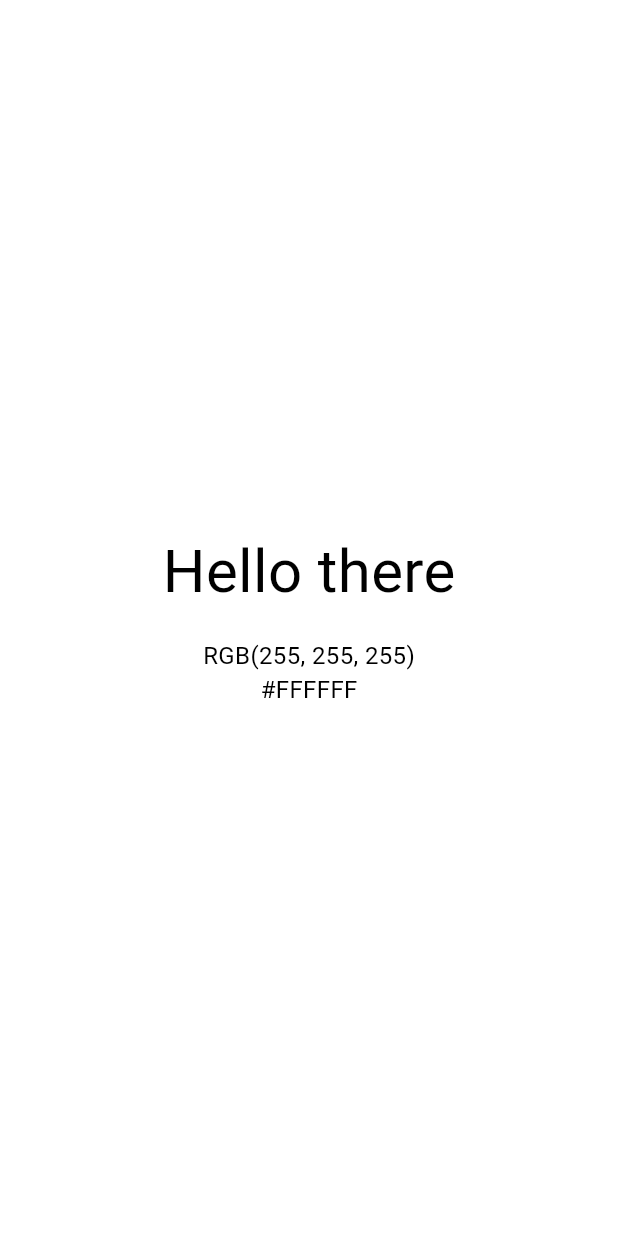
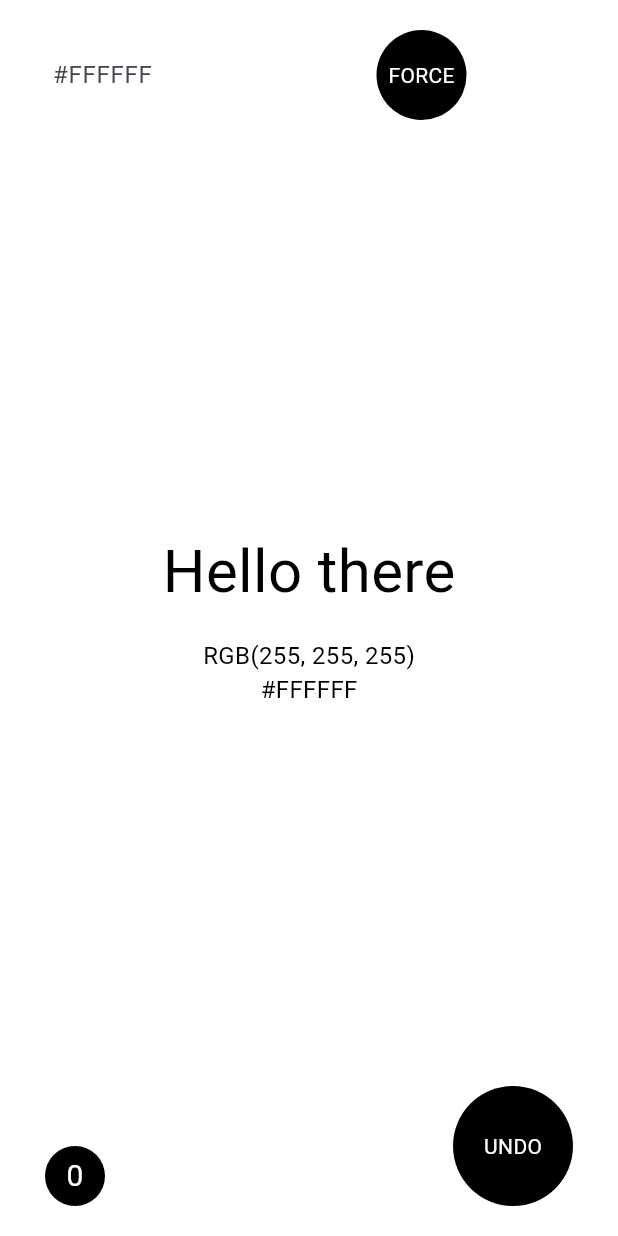
Before and after one commit to axvalesh/test_solid_software, a Flutter app: the screen it shows after launch, on a phone screen of 412 x 824 dp. Run offline on Flutter 3.47's test engine with Material 3 defaults, Android fonts, the light colour scheme and no system bars; our stand-ins replace equatable, flutter_bloc, shared_preferences.

Commit message:
Refactored to Cubit, improved architecture, and added new features

```diff
--- a/lib/app.dart
+++ b/lib/app.dart
@@ -1,16 +1,27 @@
 import 'package:flutter/material.dart';
+import 'package:flutter_bloc/flutter_bloc.dart';
+import 'package:test_solid_software/core/storage/app_preferences.dart';
+import 'package:test_solid_software/features/color_changer/domain/services/color_generator.dart';
 import 'package:test_solid_software/features/color_changer/presentation/color_screen.dart';
+import 'package:test_solid_software/features/color_changer/presentation/cubit/color_cubit.dart';
 
 /// entry point
 class App extends StatelessWidget {
+  final AppPreferences prefs;
+
   /// entry point
-  const App({super.key});
+  App({super.key, required this.prefs});
+
+  final ColorGenerator colorGenerator = ColorGenerator();
   @override
   Widget build(BuildContext context) {
-    return const MaterialApp(
+    return MaterialApp(
       title: 'Flutter Test Task',
       debugShowCheckedModeBanner: false,
-      home: ColorScreen(),
+      home: BlocProvider(
+        create: (_) => ColorCubit(prefs, colorGenerator)..init(),
+        child: ColorScreen(),
+      ),
     );
   }
 }
--- /dev/null
+++ b/lib/core/storage/app_preferences.dart
@@ -0,0 +1,15 @@
+import 'package:shared_preferences/shared_preferences.dart';
+
+class AppPreferences {
+  final SharedPreferences _prefs;
+
+  static const String _lastColor = "last_color";
+
+  AppPreferences(this._prefs);
+
+  Future<void> saveLastColor(int newColor) async {
+    await _prefs.setInt(_lastColor, newColor);
+  }
+
+  Future<int?> getLastColor() async => _prefs.getInt(_lastColor);
+}
--- /dev/null
+++ b/lib/core/widgets/app_button.dart
@@ -0,0 +1,46 @@
+import 'package:flutter/material.dart';
+
+class AppButton extends StatelessWidget {
+  final VoidCallback callback;
+  final Color backgroundColor;
+  final Color textColor;
+  final Size size;
+  final String text;
+
+  const AppButton({
+    required this.callback,
+    required this.backgroundColor,
+    required this.textColor,
+    required this.size,
+    required this.text,
+    super.key,
+  });
+
+  @override
+  Widget build(BuildContext context) {
+    return Material(
+      color: backgroundColor,
+      shape: const CircleBorder(),
+      child: InkWell(
+        customBorder: const CircleBorder(),
+        onTap: callback,
+        child: Container(
+          height: size.height,
+          width: size.width,
+          alignment: Alignment.center,
+          child: Text(
+            text,
+            style: TextStyle(color: textColor),
+          ),
+        ),
+      ),
+    );
+  }
+}
+
+class Size {
+  final double width;
+  final double height;
+
+  Size(this.width, this.height);
+}
--- /dev/null
+++ b/lib/features/color_changer/domain/services/color_formatter.dart
@@ -0,0 +1,44 @@
+import 'dart:ui';
+
+final class ColorFormatter {
+  static const int _maxValue = 255;
+  static const int _hexBase = 16;
+  static const int _hexLength = 2;
+
+  static int _to255(double value) {
+    return (value * _maxValue).round();
+  }
+
+  /// text representation color as rgb
+  static String formatRgbToText(Color color) {
+    final r = _to255(color.r);
+    final g = _to255(color.g);
+    final b = _to255(color.b);
+
+    return 'RGB($r, $g, $b)';
+  }
+
+  /// text representation color as hex
+  static String formatHexToText(Color color) {
+    final r = _to255(color.r);
+    final g = _to255(color.g);
+    final b = _to255(color.b);
+
+    return '#'
+        '${r.toRadixString(_hexBase).padLeft(_hexLength, '0').toUpperCase()}'
+        '${g.toRadixString(_hexBase).padLeft(_hexLength, '0').toUpperCase()}'
+        '${b.toRadixString(_hexBase).padLeft(_hexLength, '0').toUpperCase()}';
+  }
+
+  static Color? formatHexFromText(String hex) {
+    int hexSuitableLength = 6;
+    final cleanedHex = hex.replaceAll('#', '').trim();
+
+    if (cleanedHex.length != hexSuitableLength) return null;
+
+    final colorInt = int.tryParse('FF$cleanedHex', radix: 16);
+    if (colorInt == null) return null;
+
+    return Color(colorInt);
+  }
+}
--- a/lib/features/color_changer/domain/color_generator.dart
+++ b/lib/features/color_changer/domain/services/color_generator.dart
@@ -5,10 +5,6 @@ import 'package:flutter/material.dart';
 class ColorGenerator {
   final Random _random = Random();
   static const int _maxValue = 255;
-  static const int _hexBase = 16;
-  static const int _hexLength = 2;
-
-  int _to255(double value) => (value * _maxValue).round();
 
   /// generate random rgb
   Color generateRandom() {
@@ -32,30 +28,9 @@ class ColorGenerator {
   // }
 
   /// pick white or black text color
-  Color getReadableTextColor(Color background) {
+  static Color getReadableTextColor(Color background) {
     final brightness = ThemeData.estimateBrightnessForColor(background);
 
     return brightness == Brightness.dark ? Colors.white : Colors.black;
   }
-
-  /// text representation color as rgb
-  String formatRgb(Color color) {
-    final r = _to255(color.r);
-    final g = _to255(color.g);
-    final b = _to255(color.b);
-
-    return 'RGB($r, $g, $b)';
-  }
-
-  /// text representation color as hex
-  String formatHex(Color color) {
-    final r = _to255(color.r);
-    final g = _to255(color.g);
-    final b = _to255(color.b);
-
-    return '#'
-        '${r.toRadixString(_hexBase).padLeft(_hexLength, '0').toUpperCase()}'
-        '${g.toRadixString(_hexBase).padLeft(_hexLength, '0').toUpperCase()}'
-        '${b.toRadixString(_hexBase).padLeft(_hexLength, '0').toUpperCase()}';
-  }
 }
--- a/lib/features/color_changer/presentation/color_screen.dart
+++ b/lib/features/color_changer/presentation/color_screen.dart
@@ -1,6 +1,9 @@
 import 'package:flutter/material.dart';
 import 'package:flutter/services.dart';
-import 'package:test_solid_software/features/color_changer/domain/color_generator.dart';
+import 'package:flutter_bloc/flutter_bloc.dart';
+import 'package:test_solid_software/core/widgets/app_button.dart';
+import 'package:test_solid_software/features/color_changer/presentation/cubit/color_cubit.dart';
+import 'package:test_solid_software/features/color_changer/presentation/cubit/color_state.dart';
 import 'package:test_solid_software/features/color_changer/presentation/widgets/hint_text.dart';
 
 /// main screen
@@ -13,25 +16,17 @@ class ColorScreen extends StatefulWidget {
 }
 
 class _ColorScreenState extends State<ColorScreen> {
-  final ColorGenerator colorGenerator = ColorGenerator();
-  Color _colorBackground = Colors.white;
-  Color _colorText = Colors.black;
-  String get rgbText => colorGenerator.formatRgb(_colorBackground);
-  String get hexText => colorGenerator.formatHex(_colorBackground);
+  TextEditingController textEditingController = TextEditingController();
 
-  void _changeColor() {
-    setState(() {
-      _colorBackground = colorGenerator.generateRandom();
-      _colorText = colorGenerator.getReadableTextColor(_colorBackground);
-    });
-  }
+  double _horizontalPadding = 30;
+  double _verticalPadding = 20;
 
-  void _copyToClipboardHex() {
+  void _copyToClipboardHex(String hexText) {
     Clipboard.setData(ClipboardData(text: hexText));
 
     ScaffoldMessenger.of(context).showSnackBar(
       SnackBar(
-        content: Text('Copied $hexText'),
+        content: Text('Copied ${hexText}'),
         duration: const Duration(seconds: 1),
       ),
     );
@@ -39,12 +34,68 @@ class _ColorScreenState extends State<ColorScreen> {
 
   @override
   Widget build(BuildContext context) {
+    final double height = MediaQuery.sizeOf(context).height;
+    final double width = MediaQuery.sizeOf(context).width;
+    final safePaddingTop = MediaQuery.paddingOf(context).top;
+    final safePaddingBottom = MediaQuery.paddingOf(context).bottom;
+
     return Scaffold(
-      body: GestureDetector(
-        onTap: _changeColor,
-        onLongPress: _copyToClipboardHex,
+      body: BlocBuilder<ColorCubit, ColorState>(
+        builder: (context, state) {
+          if (state.isLoading) {
+            return Center(
+              child: CircularProgressIndicator(),
+            );
+          }
+
+          return Stack(
+            children: [
+              Positioned(
+                bottom: 0,
+                left: 0,
+                right: 0,
+                child: AnimatedContainer(
+                  duration: Duration(milliseconds: 300),
+                  color: state.previousColorBackground,
+                  height: height / 2,
+                ),
+              ),
+              Positioned(
+                top: 0,
+                left: 0,
+                right: 0,
+                child: AnimatedContainer(
+                  duration: Duration(milliseconds: 300),
+                  color: state.colorBackground,
+                  height: height / 2,
+                ),
+              ),
+
+              Positioned(
+                bottom: safePaddingBottom + _verticalPadding,
+                left: _horizontalPadding,
+                child: Container(
+                  height: 40,
+                  width: 40,
+                  decoration: BoxDecoration(
+                    shape: BoxShape.circle,
+                    color: Colors.black,
+                  ),
+                  alignment: Alignment.center,
+                  child: Text(
+                    "${state.tapCount}",
+                    style: TextStyle(color: Colors.white, fontSize: 20),
+                  ),
+                ),
+              ),
+              GestureDetector(
+                onTap: () {
+                  FocusScope.of(context).unfocus();
+                  context.read<ColorCubit>().changeColor();
+                },
+                onLongPress: () => _copyToClipboardHex(state.hexText),
                 child: ColoredBox(
-          color: _colorBackground,
+                  color: Colors.transparent,
                   child: SafeArea(
                     child: Center(
                       child: Column(
@@ -54,22 +105,22 @@ class _ColorScreenState extends State<ColorScreen> {
                             "Hello there",
                             style: TextStyle(
                               fontSize: 40,
-                      color: _colorText,
+                              color: state.colorText,
                             ),
                           ),
                           const SizedBox(height: 16),
                           Text(
-                    rgbText,
+                            state.rgbText,
                             style: TextStyle(
                               fontSize: 16,
-                      color: _colorText,
+                              color: state.colorTextPreviousBackground,
                             ),
                           ),
                           Text(
-                    hexText,
+                            state.hexText,
                             style: TextStyle(
                               fontSize: 16,
-                      color: _colorText,
+                              color: state.colorTextPreviousBackground,
                             ),
                           ),
                           HintText(
@@ -77,7 +128,7 @@ class _ColorScreenState extends State<ColorScreen> {
                             duration: const Duration(seconds: 4),
                             style: TextStyle(
                               fontSize: 16,
-                      color: _colorText,
+                              color: state.colorTextPreviousBackground,
                             ),
                           ),
                         ],
@@ -86,6 +137,72 @@ class _ColorScreenState extends State<ColorScreen> {
                   ),
                 ),
               ),
+
+              Positioned(
+                top: safePaddingTop + _verticalPadding,
+                left: _horizontalPadding,
+                child: Row(
+                  crossAxisAlignment: CrossAxisAlignment.center,
+                  children: [
+                    Container(
+                      width: width / 2,
+                      color: Colors.white,
+                      child: TextField(
+                        controller: textEditingController,
+                        style: TextStyle(
+                          color: Colors.black,
+                        ),
+                        decoration: InputDecoration(
+                          hintText: "#FFFFFF",
+                          contentPadding: EdgeInsets.all(5),
+                          enabledBorder: InputBorder.none,
+                          focusedBorder: InputBorder.none,
+                        ),
+                      ),
+                    ),
+
+                    SizedBox(
+                      width: 15,
+                    ),
+                    AppButton(
+                      text: "FORCE",
+                      callback: () {
+                        context.read<ColorCubit>().chageColorToInput(
+                          textEditingController.text,
+                        );
+                        textEditingController.clear();
+                      },
+                      backgroundColor: Colors.black,
+                      textColor: Colors.white,
+                      size: Size(60, 60),
+                    ),
+                  ],
+                ),
+              ),
+
+              Positioned(
+                bottom: safePaddingBottom + _verticalPadding,
+                right: _horizontalPadding,
+                child: AppButton(
+                  text: "UNDO",
+                  callback: () {
+                    context.read<ColorCubit>().undoColor();
+                  },
+                  backgroundColor: Colors.black,
+                  textColor: Colors.white,
+                  size: Size(80, 80),
+                ),
+              ),
+            ],
+          );
+        },
+      ),
     );
   }
+
+  @override
+  void dispose() {
+    textEditingController.dispose();
+    super.dispose();
   }
+}
--- /dev/null
+++ b/lib/features/color_changer/presentation/cubit/color_state.dart
@@ -0,0 +1,54 @@
+import 'package:equatable/equatable.dart';
+import 'package:flutter/material.dart';
+import 'package:test_solid_software/features/color_changer/domain/services/color_formatter.dart';
+import 'package:test_solid_software/features/color_changer/domain/services/color_generator.dart';
+
+final class ColorState extends Equatable {
+  final Color colorBackground;
+  final List<Color> colorHistory;
+  final int tapCount;
+  final bool isLoading;
+
+  static const beforeLastIndex = 2;
+
+  Color get previousColorBackground => colorHistory.length >= beforeLastIndex
+      ? colorHistory[colorHistory.length - beforeLastIndex]
+      : Colors.white;
+
+  String get hexText => ColorFormatter.formatHexToText(colorBackground);
+  String get rgbText => ColorFormatter.formatRgbToText(colorBackground);
+  Color get colorText => ColorGenerator.getReadableTextColor(colorBackground);
+  Color get colorTextPreviousBackground =>
+      ColorGenerator.getReadableTextColor(previousColorBackground);
+
+  @override
+  List<Object?> get props => [
+    colorBackground,
+    colorHistory,
+    tapCount,
+    isLoading,
+  ];
+
+  const ColorState({
+    required this.colorBackground,
+    required this.colorHistory,
+    required this.tapCount,
+    required this.isLoading,
+  });
+
+  ColorState copyWith({
+    Color? colorBackground,
+    Color? colorText,
+    List<Color>? colorHistory,
+    int? colorHistoryLength,
+    int? tapCount,
+    bool? isLoading,
+  }) {
+    return ColorState(
+      colorBackground: colorBackground ?? this.colorBackground,
+      colorHistory: colorHistory ?? this.colorHistory,
+      tapCount: tapCount ?? this.tapCount,
+      isLoading: isLoading ?? this.isLoading,
+    );
+  }
+}
--- a/lib/features/color_changer/presentation/widgets/hint_text.dart
+++ b/lib/features/color_changer/presentation/widgets/hint_text.dart
@@ -23,7 +23,7 @@ class HintText extends StatefulWidget {
   State<HintText> createState() => _HintTextState();
 }
 
-class _HintTextState extends State<HintText> with TickerProviderStateMixin {
+class _HintTextState extends State<HintText> {
   bool _visible = true;
   bool _removed = false;
   final int _animationDurationInMs = 400;
--- a/pubspec.yaml
+++ b/pubspec.yaml
@@ -29,6 +29,9 @@ environment:
 # versions available, run `flutter pub outdated`.
 dependencies:
   cupertino_icons: ^1.0.8
+  flutter_bloc: ^9.1.1
+  shared_preferences: ^2.5.5
+  equatable: ^2.0.8
 
   flutter:
     sdk: flutter
```
Also changed, not shown: lib/features/color_changer/presentation/cubit/color_cubit.dart (added, +99 -0 lines), lib/main.dart (+8 -2 lines), pubspec.lock, 10 other files. Lines whose indentation alone changed are shown as unchanged.
